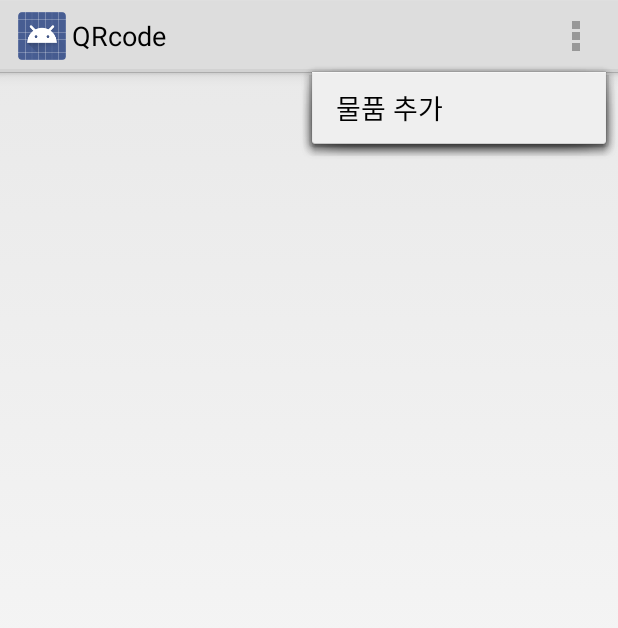
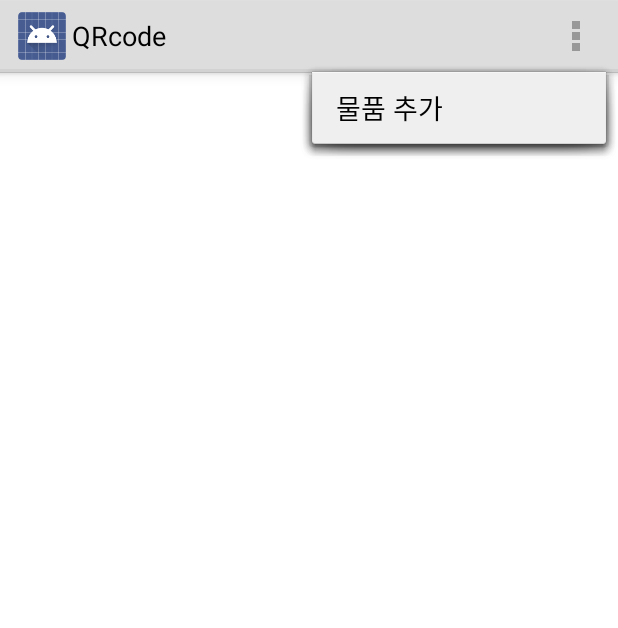
Before and after one commit to grf53/QRCode, an Android app: the MainActivity screen opened directly, with no data from a screen before it, with the options menu open, on a phone screen of 412 x 824 dp. Shown: the top 628 px of the screen. Run offline under Robolectric (Android 15) with nearby library versions, the phone set to English and light mode, and no system bars.

Commit message:
sujin
commit2

```diff
--- a/app/src/main/res/layout/activity_main.xml
+++ b/app/src/main/res/layout/activity_main.xml
@@ -6,7 +6,7 @@
     android:paddingLeft="@dimen/activity_horizontal_margin"
     android:paddingRight="@dimen/activity_horizontal_margin"
     android:paddingTop="@dimen/activity_vertical_margin"
-    android:background="#00000000"
+    android:background="#ffffffff"
     tools:context="software.experiment3.assignment01.MainActivity"
 
     >
```
